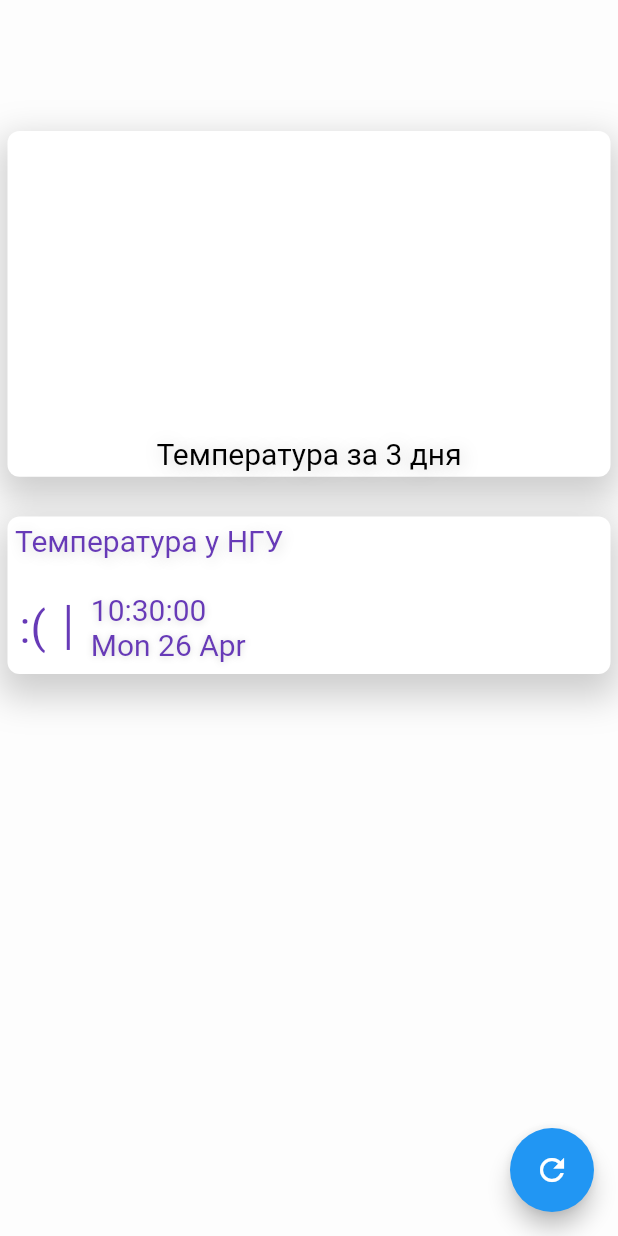
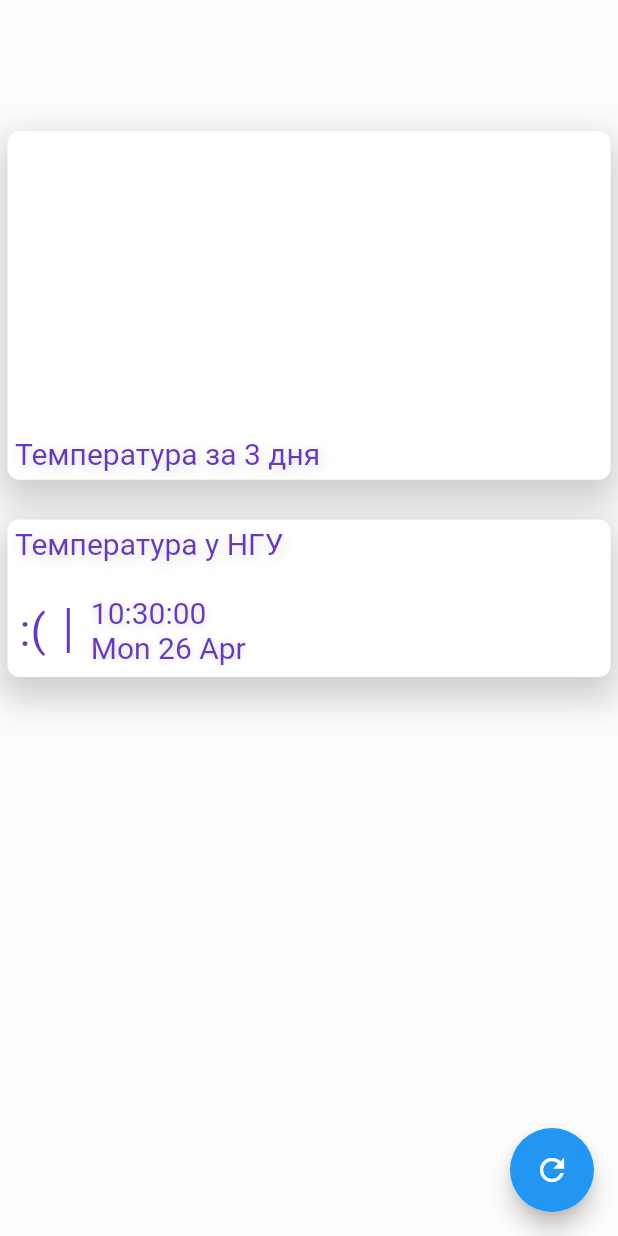
Before and after one commit to Altair200333/weather_nsu, a Flutter app: the screen it shows after launch, on a phone screen of 412 x 824 dp. Run offline on Flutter 3.47's test engine with Material 2 defaults, Android fonts, the phone set to English and light mode, and no system bars; our stand-ins replace fl_chart; missing offline and left inert: home_widget, workmanager; network calls fail.

Commit message:
fix plot

```diff
--- a/lib/main.dart
+++ b/lib/main.dart
@@ -154,17 +154,27 @@ class _MyHomePageState extends State<MyHomePage> {
                         : Container(),
                   ),
                 ),
-                SizedBox(height: 8),
-                Text(
-                  "Температура за 3 дня",
-                  style: TextStyle(fontSize: 20, color: Colors.black, shadows: [
-                    Shadow(
-                        blurRadius: 15,
-                        color: Colors.black38.withAlpha(50),
-                        offset: Offset(1, 2))
-                  ]),
+                SizedBox(height: 3),
+                Padding(
+                  padding: const EdgeInsets.all(5.0),
+                  child: Row(
+                    children: [
+                      Text(
+                        "Температура за 3 дня",
+                        style: TextStyle(
+                            fontSize: 20,
+                            color: Colors.deepPurple,
+                            shadows: [
+                              Shadow(
+                                  blurRadius: 10,
+                                  color: Colors.black38.withAlpha(40),
+                                  offset: Offset(1, 2))
+                            ]),
+                      ),
+                    ],
+                  ),
                 ),
-                SizedBox(height: 4),
+                SizedBox(height: 1),
               ], context),
               SizedBox(height: MediaQuery.of(context).size.height * 0.02),
               getShadowContainer([
@@ -369,8 +379,8 @@ LineChartData mainData(Weather weather) {
     ),
     borderData:
         FlBorderData(show: true, border: Border.all(color: border, width: 1)),
-    minY: min,
-    maxY: max,
+    minY: min-30,
+    maxY: max+30,
     lineBarsData: [
       LineChartBarData(
         spots: spots,
```
